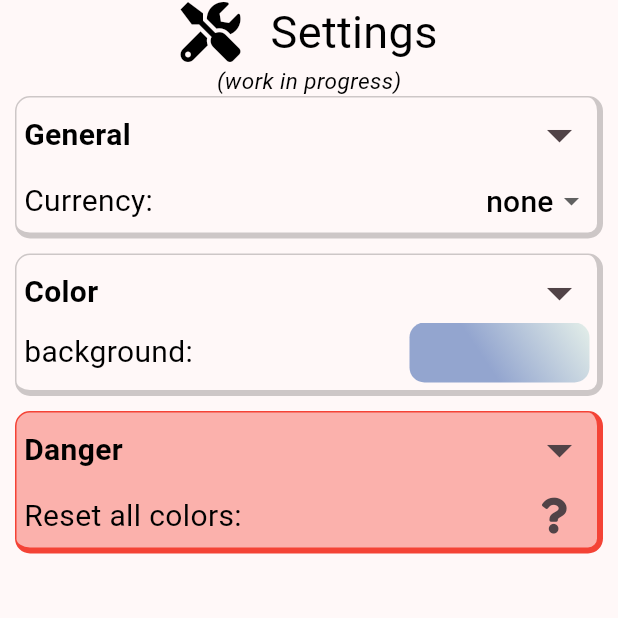
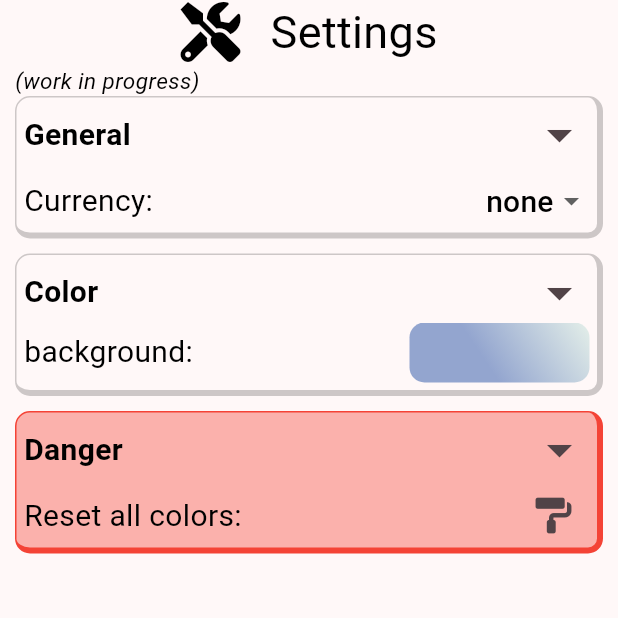
Before and after one commit to EtienneAuroux/tokihakanenari, a Flutter app: the Settings screen opened directly, on a phone screen of 412 x 824 dp, the top half of it. Run offline on Flutter 3.47's test engine with Material 3 defaults, Android fonts, the phone set to English and light mode, and no system bars; our stand-ins replace shared_preferences; accounts and stored records are empty; Roboto replaces fonts that are missing (MontserratAlternate); project files that could hold a hidden picture were left out.

Commit message:
<fix>: Fixed overflow on setting danger dialog keyboard appearance. Improved danger settings icons.

```diff
--- a/lib/card_types/settings.dart
+++ b/lib/card_types/settings.dart
@@ -114,7 +114,7 @@ class _SettingsState extends State<Settings> {
                     );
                   });
             },
-            icon: const Icon(FontAwesome5.question),
+            icon: const Icon(FontAwesome5.paint_roller),
           )
         ],
       ),
@@ -138,7 +138,7 @@ class _SettingsState extends State<Settings> {
                     );
                   });
             },
-            icon: const Icon(FontAwesome5.skull_crossbones),
+            icon: const Icon(FontAwesome5.trash_alt),
           )
         ],
       ),
@@ -157,6 +157,8 @@ class _SettingsState extends State<Settings> {
                     return DangerDialog(
                       title: 'Erase everything',
                       onActionValidated: () {
+                        ledger.currency = Currency.none;
+                        ledger.language = Language.english;
                         ledger.resetAllGradients();
                         ledger.deleteAllData();
                       },
@@ -178,8 +180,8 @@ class _SettingsState extends State<Settings> {
       body: SafeArea(
         child: Padding(
           padding: const EdgeInsets.symmetric(horizontal: 10),
-          child: Column(
-            mainAxisSize: MainAxisSize.min,
+          child: ListView(
+            physics: const NeverScrollableScrollPhysics(),
             children: [
               const Row(
                 mainAxisAlignment: MainAxisAlignment.center,
```
